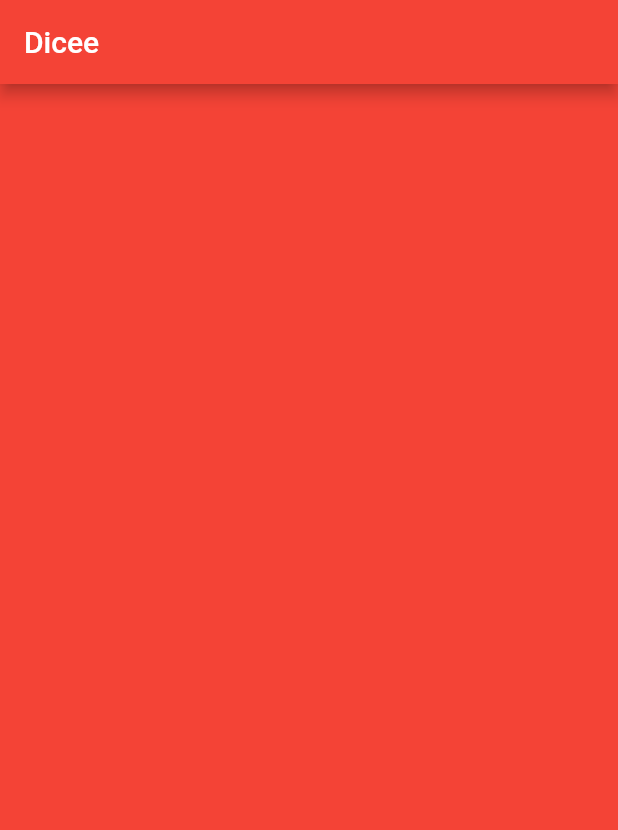
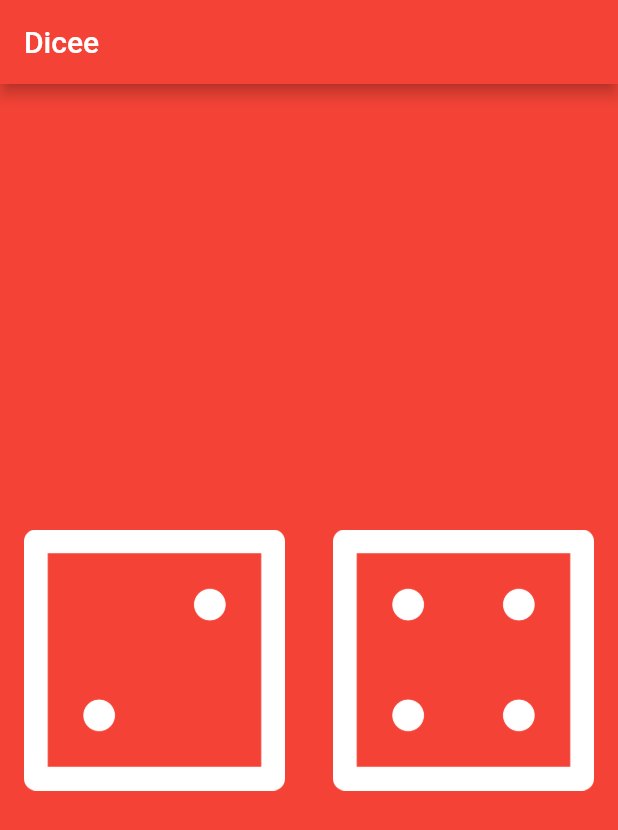
Before and after one commit to rasheeda5/App-Dicee, a Flutter app: the screen it shows after launch, on a phone screen of 412 x 824 dp. Shown: the top 830 px of the screen. Run offline on Flutter 3.47's test engine with Material 2 defaults, Android fonts, the phone set to English and light mode, and no system bars.

Commit message:
added dice and FlatButtons

```diff
--- a/lib/main.dart
+++ b/lib/main.dart
@@ -18,6 +18,28 @@ void main() {
 class DicePage extends StatelessWidget {
   @override
   Widget build(BuildContext context) {
-    return Container();
+    var leftDiceNumber = 2;
+    var rightDiceNumber = 4;
+
+    return Center(
+      child: Row(
+        children: <Widget>[
+          Expanded(
+            child: FlatButton(
+              onPressed: changeImage,
+              child: Image.asset('images/dice$leftDiceNumber.png'),
+            ),
+          ),
+          Expanded(
+            child: FlatButton(
+              onPressed: changeImage,
+              child: Image.asset('images/dice$rightDiceNumber.png'),
+            ),
+          ),
+        ],
+      ),
+    );
   }
+
+  void changeImage() {}
 }
```
Also changed, not shown: 1 other file.
